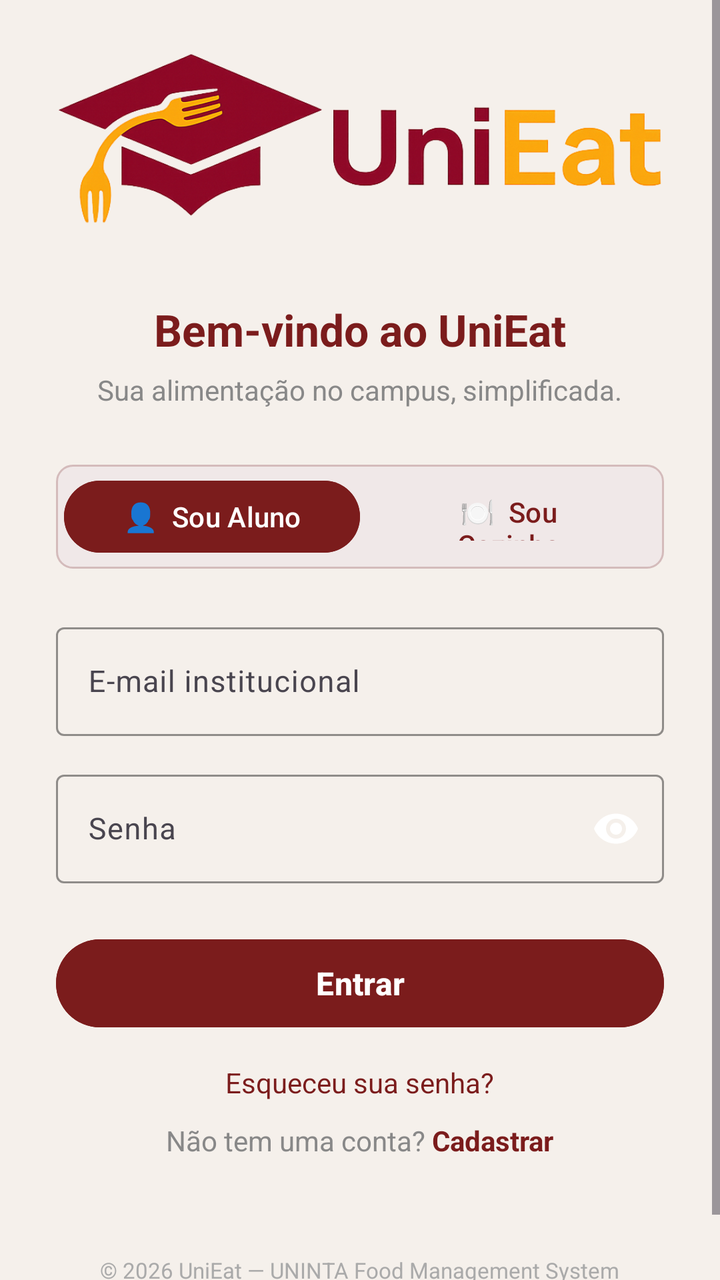
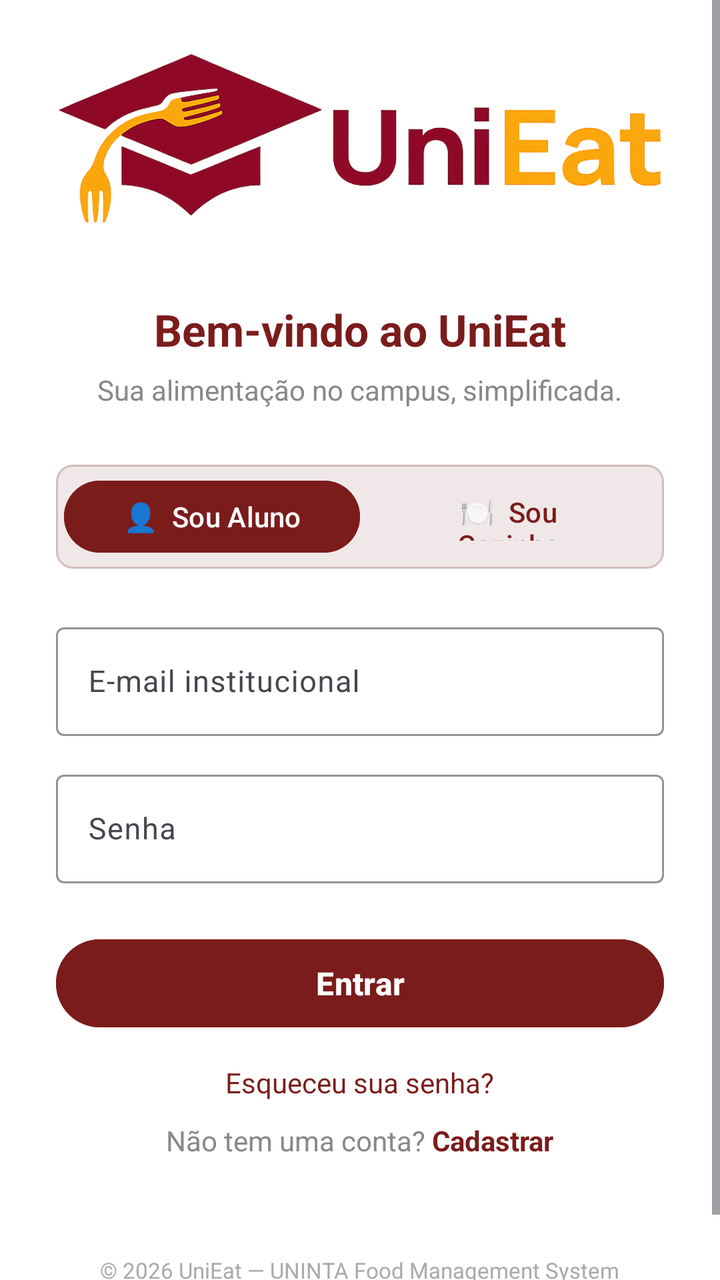

Screens rendered from an Android XML layout before and after an edit, with the pre-edit source and the edit as a unified diff.
<!-- AndroidManifest.xml: application theme Theme.UniEat -->
<!-- res/layout/activity_login.xml -->
<?xml version="1.0" encoding="utf-8"?>
<ScrollView xmlns:android="http://schemas.android.com/apk/res/android"
    xmlns:app="http://schemas.android.com/apk/res-auto"
    android:id="@+id/main"
    android:layout_width="match_parent"
    android:layout_height="match_parent"
    android:background="#F5F0EB"
    android:fillViewport="true">
    <LinearLayout
        android:layout_width="match_parent"
        android:layout_height="match_parent"
        android:gravity="center_vertical"
        android:orientation="vertical"
        android:paddingStart="28dp"
        android:paddingEnd="28dp"
        android:paddingBottom="32dp">
        <LinearLayout
            android:layout_width="match_parent"
            android:layout_height="wrap_content"
            android:gravity="center"
            android:orientation="vertical"
            android:paddingTop="24dp"
            android:paddingBottom="16dp">
            <ImageView
                android:layout_width="wrap_content"
                android:layout_height="90dp"
                android:src="@drawable/logo_unieat"
                android:contentDescription="Logo UniEat"
                android:adjustViewBounds="true" />
        </LinearLayout>
        <TextView
            android:layout_width="wrap_content"
            android:layout_height="wrap_content"
            android:layout_gravity="center_horizontal"
            android:layout_marginTop="20dp"
            android:text="Bem-vindo ao UniEat"
            android:textSize="22sp"
            android:textStyle="bold"
            android:textColor="#7B1C1C" />
        <TextView
            android:layout_width="wrap_content"
            android:layout_height="wrap_content"
            android:layout_gravity="center_horizontal"
            android:layout_marginTop="6dp"
            android:text="Sua alimentação no campus, simplificada."
            android:textSize="14sp"
            android:textColor="#888888" />
        <LinearLayout
            android:layout_width="match_parent"
            android:layout_height="wrap_content"
            android:layout_marginTop="28dp"
            android:orientation="horizontal"
            android:gravity="center"
            android:background="@drawable/shape_toggle_bg"
            android:padding="4dp">
            <Button
                android:id="@+id/btnSouAluno"
                android:layout_width="0dp"
                android:layout_height="44dp"
                android:layout_weight="1"
                android:text="👤  Sou Aluno"
                android:textSize="14sp"
                android:textColor="#FFFFFF"
                android:backgroundTint="#7B1C1C"
                android:stateListAnimator="@null"
                style="@style/Widget.Material3.Button" />
            <Button
                android:id="@+id/btnSouCozinha"
                android:layout_width="0dp"
                android:layout_height="44dp"
                android:layout_weight="1"
                android:text="🍽️  Sou Cozinha"
                android:textSize="14sp"
                android:textColor="#7B1C1C"
                android:backgroundTint="@android:color/transparent"
                android:stateListAnimator="@null"
                style="@style/Widget.Material3.Button" />
        </LinearLayout>
        <com.google.android.material.textfield.TextInputLayout
            android:layout_width="match_parent"
            android:layout_height="wrap_content"
            android:layout_marginTop="24dp"
            style="@style/Widget.Material3.TextInputLayout.OutlinedBox"
            app:boxStrokeColor="#CCCCCC"
            app:hintTextColor="#888888">
            <com.google.android.material.textfield.TextInputEditText
                android:id="@+id/etEmail"
                android:layout_width="match_parent"
                android:layout_height="wrap_content"
                android:hint="E-mail institucional"
                android:inputType="textEmailAddress"
                android:textSize="15sp"
                android:textColor="#222222" />
        </com.google.android.material.textfield.TextInputLayout>
        <com.google.android.material.textfield.TextInputLayout
            android:layout_width="match_parent"
            android:layout_height="wrap_content"
            android:layout_marginTop="14dp"
            style="@style/Widget.Material3.TextInputLayout.OutlinedBox"
            app:boxStrokeColor="#CCCCCC"
            app:hintTextColor="#888888"
            app:passwordToggleEnabled="true"
            app:endIconMode="password_toggle">
            <com.google.android.material.textfield.TextInputEditText
                android:id="@+id/etSenha"
                android:layout_width="match_parent"
                android:layout_height="wrap_content"
                android:hint="Senha"
                android:inputType="textPassword"
                android:textSize="15sp"
                android:textColor="#222222" />
        </com.google.android.material.textfield.TextInputLayout>
        <Button
            android:id="@+id/btnEntrar"
            android:layout_width="match_parent"
            android:layout_height="52dp"
            android:layout_marginTop="24dp"
            android:text="Entrar"
            android:textSize="16sp"
            android:textColor="#FFFFFF"
            android:textStyle="bold"
            android:backgroundTint="#7B1C1C"
            android:stateListAnimator="@null"
            style="@style/Widget.Material3.Button" />
        <TextView
            android:id="@+id/tvEsqueceuSenha"
            android:layout_width="wrap_content"
            android:layout_height="wrap_content"
            android:layout_gravity="center_horizontal"
            android:layout_marginTop="14dp"
            android:text="Esqueceu sua senha?"
            android:textSize="14sp"
            android:textColor="#7B1C1C"
            android:clickable="true"
            android:focusable="true" />
        <LinearLayout
            android:layout_width="wrap_content"
            android:layout_height="wrap_content"
            android:layout_gravity="center_horizontal"
            android:layout_marginTop="10dp"
            android:orientation="horizontal"
            android:gravity="center_vertical">
            <TextView
                android:layout_width="wrap_content"
                android:layout_height="wrap_content"
                android:text="Não tem uma conta? "
                android:textSize="14sp"
                android:textColor="#888888" />
            <TextView
                android:id="@+id/tvCadastrar"
                android:layout_width="wrap_content"
                android:layout_height="wrap_content"
                android:text="Cadastrar"
                android:textSize="14sp"
                android:textStyle="bold"
                android:textColor="#7B1C1C"
                android:clickable="true"
                android:focusable="true" />
        </LinearLayout>
        <TextView
            android:layout_width="wrap_content"
            android:layout_height="wrap_content"
            android:layout_gravity="center_horizontal"
            android:layout_marginTop="48dp"
            android:text="© 2026 UniEat — UNINTA Food Management System"
            android:textSize="11sp"
            android:textColor="#AAAAAA" />
    </LinearLayout>
</ScrollView>
<!-- resources referenced by this layout -->
<resources>
  <!-- drawable logo_unieat: png bitmap (drawable, 134527 bytes) -->
  <!-- drawable shape_toggle_bg (drawable) -->
  <?xml version="1.0" encoding="utf-8"?>
  <shape xmlns:android="http://schemas.android.com/apk/res/android"
      android:shape="rectangle">
      <solid android:color="#F0E8E8" />
      <stroke
          android:width="1dp"
          android:color="#D4BBBB" />
      <corners android:radius="8dp" />
  </shape>
  <style name="Theme.UniEat" parent="Base.Theme.UniEat" />
  <style name="Base.Theme.UniEat" parent="Theme.Material3.DayNight.NoActionBar">
      </style>
</resources>

<!-- the commit's change to res/layout/activity_login.xml (unified diff, before → after) -->
@@ -4,7 +4,7 @@
     android:id="@+id/main"
     android:layout_width="match_parent"
     android:layout_height="match_parent"
-    android:background="#F5F0EB"
+    android:background="#FFFFFF"
     android:fillViewport="true">
     <LinearLayout
         android:layout_width="match_parent"
